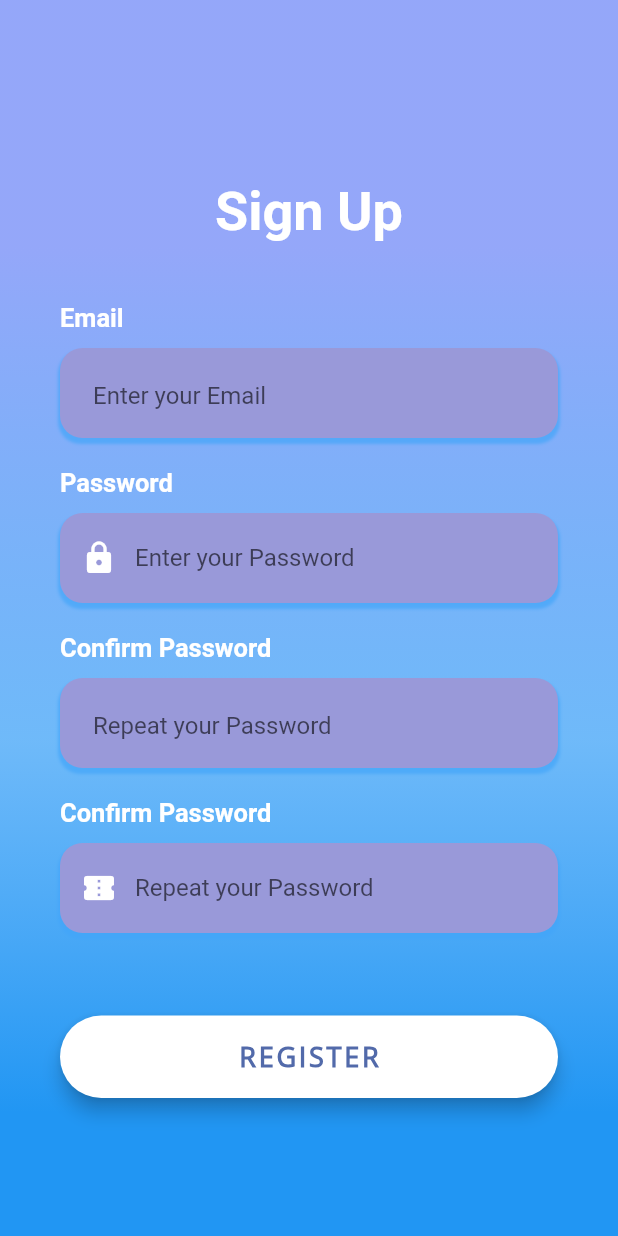
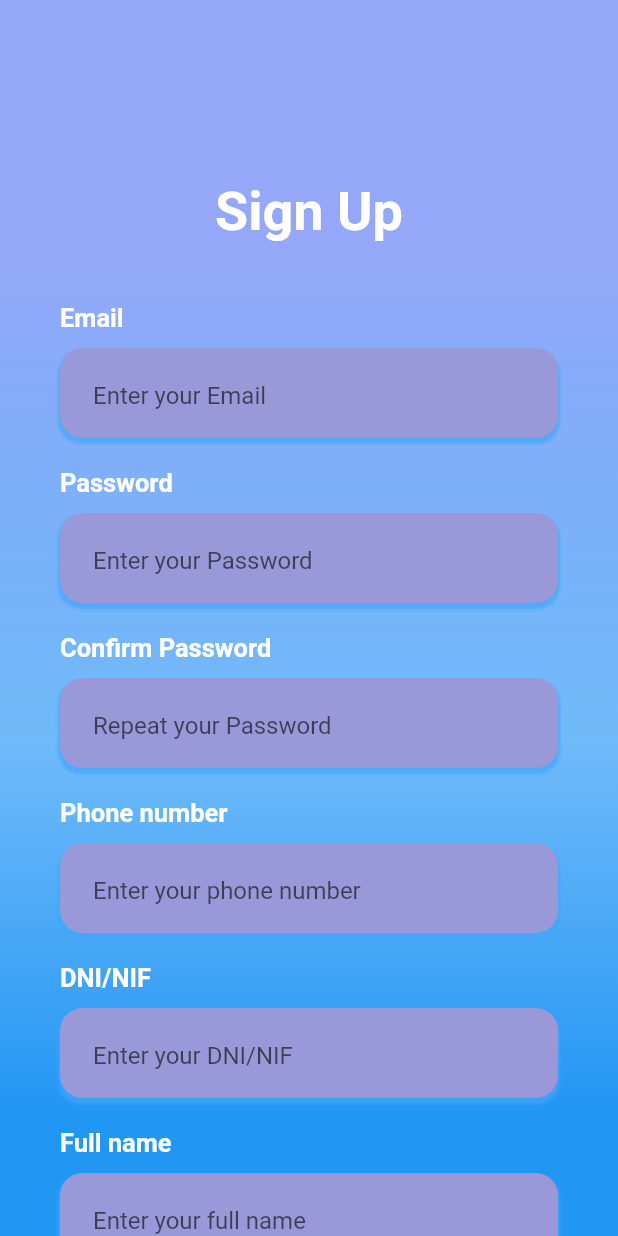
Before and after one commit to alerome99/TFG-RiesgosLaborales, a Flutter app: the Registro screen opened by its route, on a phone screen of 412 x 824 dp. Run offline on Flutter 3.47's test engine with Material 2 defaults, Android fonts, the phone set to English and light mode, and no system bars; our stand-ins replace cloud_firestore, firebase_auth, firebase_core, google_sign_in; accounts and stored records are empty; Roboto replaces fonts that are missing (Recursive).

Commit message:
Finalizada vista de registro

```diff
--- a/lib/pantallas/login.dart
+++ b/lib/pantallas/login.dart
@@ -260,7 +260,7 @@ class _LoginState extends State<Login> {
   }
 
   void _signInWithEmailAndPassword() async {
-    Usuario u = new Usuario(_emailController.text, _passwordController.text); //RELLENAR
+    Usuario u = new Usuario(_emailController.text, _passwordController.text, null, null, null);
     Db database = new Db();
     try {
 
--- a/lib/pantallas/registro.dart
+++ b/lib/pantallas/registro.dart
@@ -4,6 +4,8 @@ import 'package:flutter/gestures.dart';
 import 'package:flutter/material.dart';
 import 'package:flutter/services.dart';
 
+import '../db.dart';
+import '../user.dart';
 import 'principal.dart';
 
 class Registro extends StatefulWidget {
@@ -13,12 +15,14 @@ class Registro extends StatefulWidget {
 
 class _RegisterState extends State<Registro> {
   //String _prueba; -> Funciona
-  final FirebaseAuth _auth = FirebaseAuth.instance;
+  final GlobalKey<ScaffoldState> _scaffoldKey = GlobalKey<ScaffoldState>();
   final TextEditingController _emailController = TextEditingController();
   final TextEditingController _passwordController = TextEditingController();
+  final TextEditingController _passwordRepeatController = TextEditingController();
+  final TextEditingController _phoneController = TextEditingController();
+  final TextEditingController _dniController = TextEditingController();
+  final TextEditingController _nameController = TextEditingController();
 
-  bool _isSuccess;
-  String _userEmail;
   @override
   void dispose() {
     _emailController.dispose();
@@ -93,7 +97,6 @@ class _RegisterState extends State<Registro> {
   }
 
   Widget buildButton() {
-    Firebase.initializeApp();
     return Container(
       padding: EdgeInsets.symmetric(vertical: 25.0),
       width: double.infinity,
@@ -163,11 +166,11 @@ class _RegisterState extends State<Registro> {
             style: TextStyle(color: Colors.white),
             decoration: InputDecoration(
               border: InputBorder.none,
-              contentPadding: EdgeInsets.only(top: 14.0),
-              prefixIcon: Icon(
-                Icons.lock,
-                color: Colors.white,
-              ),
+              contentPadding: EdgeInsets.only(top: 3.0, left: 20.0),
+              //prefixIcon: Icon(
+                //Icons.lock,
+                //color: Colors.white,
+              //),
               hintText: 'Enter your Password',
             ),
             validator: (String value) {
@@ -201,7 +204,8 @@ class _RegisterState extends State<Registro> {
           alignment: Alignment.centerLeft,
           decoration: myBoxDecoration(),
           height: 60.0,
-          child: TextField(
+          child: TextFormField(
+            controller: _passwordRepeatController,
             obscureText: true,
             style: TextStyle(color: Colors.white),
             decoration: InputDecoration(
@@ -225,7 +229,7 @@ class _RegisterState extends State<Registro> {
       crossAxisAlignment: CrossAxisAlignment.start,
       children: <Widget>[
         Text(
-          'Confirm Password',
+          'Phone number',
           style: TextStyle(
             color: Colors.white,
             fontFamily: 'Recursive',
@@ -238,18 +242,111 @@ class _RegisterState extends State<Registro> {
           alignment: Alignment.centerLeft,
           decoration: myBoxDecoration(),
           height: 60.0,
-          child: TextField(
-            obscureText: true,
+          child: TextFormField(
+            controller: _phoneController,
+            keyboardType: TextInputType.emailAddress,
             style: TextStyle(color: Colors.white),
             decoration: InputDecoration(
               border: InputBorder.none,
-              contentPadding: EdgeInsets.only(top: 14.0),
-              prefixIcon: Icon(
-                Icons.confirmation_number,
+              contentPadding: EdgeInsets.only(top: 3.0, left: 20.0),
+              //prefixIcon: Icon(
+              //Icons.email,
+              //color: Colors.white,
+              //),
+              hintText: 'Enter your phone number',
+            ),
+            validator: (String value) {
+              if (value.isEmpty) {
+                return 'Please enter some text';
+              }
+              return null;
+            },
+          ),
+        ),
+      ],
+    );
+  }
+
+  Widget buildDni() {
+    return Column(
+      crossAxisAlignment: CrossAxisAlignment.start,
+      children: <Widget>[
+        Text(
+          'DNI/NIF',
+          style: TextStyle(
             color: Colors.white,
+            fontFamily: 'Recursive',
+            fontSize: 17.0,
+            fontWeight: FontWeight.bold,
           ),
-              hintText: 'Repeat your Password',
         ),
+        SizedBox(height: 10.0),
+        Container(
+          alignment: Alignment.centerLeft,
+          decoration: myBoxDecoration(),
+          height: 60.0,
+          child: TextFormField(
+            controller: _dniController,
+            keyboardType: TextInputType.emailAddress,
+            style: TextStyle(color: Colors.white),
+            decoration: InputDecoration(
+              border: InputBorder.none,
+              contentPadding: EdgeInsets.only(top: 3.0, left: 20.0),
+              //prefixIcon: Icon(
+              //Icons.email,
+              //color: Colors.white,
+              //),
+              hintText: 'Enter your DNI/NIF',
+            ),
+            validator: (String value) {
+              if (value.isEmpty) {
+                return 'Please enter some text';
+              }
+              return null;
+            },
+          ),
+        ),
+      ],
+    );
+  }
+
+  Widget buildName() {
+    return Column(
+      crossAxisAlignment: CrossAxisAlignment.start,
+      children: <Widget>[
+        Text(
+          'Full name',
+          style: TextStyle(
+            color: Colors.white,
+            fontFamily: 'Recursive',
+            fontSize: 17.0,
+            fontWeight: FontWeight.bold,
+          ),
+        ),
+        SizedBox(height: 10.0),
+        Container(
+          alignment: Alignment.centerLeft,
+          decoration: myBoxDecoration(),
+          height: 60.0,
+          child: TextFormField(
+            controller: _nameController,
+            keyboardType: TextInputType.emailAddress,
+            style: TextStyle(color: Colors.white),
+            decoration: InputDecoration(
+              border: InputBorder.none,
+              contentPadding: EdgeInsets.only(top: 3.0, left: 20.0),
+              //prefixIcon: Icon(
+              //Icons.email,
+              //color: Colors.white,
+              //),
+              hintText: 'Enter your full name',
+            ),
+            validator: (String value) {
+              if (value.isEmpty) {
+                return 'Please enter some text';
+              }
+              return null;
+            },
           ),
         ),
       ],
@@ -260,6 +357,7 @@ class _RegisterState extends State<Registro> {
   Widget build(BuildContext context) {
     //_prueba = "hola"; -> Funciona
     return Scaffold(
+      key: _scaffoldKey,
       body: AnnotatedRegion<SystemUiOverlayStyle>(
         value: SystemUiOverlayStyle.light,
         child: GestureDetector(
@@ -313,6 +411,10 @@ class _RegisterState extends State<Registro> {
                       buildPassRepeat(),
                       SizedBox(height: 20.0),
                       buildTlefono(),
+                      SizedBox(height: 20.0),
+                      buildDni(),
+                      SizedBox(height: 20.0),
+                      buildName(),
                       SizedBox(height: 30.0),
                       buildButton(),
                       SizedBox(height: 100.0),
@@ -329,16 +431,21 @@ class _RegisterState extends State<Registro> {
   }
 
   void _registerAccount() async {
-    final User user = (await _auth.createUserWithEmailAndPassword(
-      email: _emailController.text,
-      password: _passwordController.text,
-    ))
-        .user;
-
+    if(_emailController.text=="" || _passwordController.text==""  || _passwordRepeatController.text=="" || _phoneController.text=="" || _dniController.text=="" || _nameController.text==""){
+        _scaffoldKey.currentState.showSnackBar(SnackBar(
+        content: Text("You must fill all the fields"),
+      ));
+      } else {
+        if (_passwordController.text == _passwordRepeatController.text){
+      Usuario u = new Usuario(_emailController.text, _passwordController.text, _phoneController.text, _dniController.text, _nameController.text);
+      Db database = new Db();
+      await database.registrarUsuario(u);
+      User user = database.getCurrentUser();
       if (user != null) {
+        /*
         if (!user.emailVerified) {
           await user.sendEmailVerification();
-      }
+        }*/
         //await user.updateProfile();
         //final user1 = _auth.currentUser;
         Navigator.of(context).pushReplacement(MaterialPageRoute(
@@ -346,8 +453,12 @@ class _RegisterState extends State<Registro> {
                   user: user,
                   //user: user1,
                 )));
+      }
     } else {
-      _isSuccess = false;
+      _scaffoldKey.currentState.showSnackBar(SnackBar(
+        content: Text("Password and repeat password must have the same content"),
+      ));
     }
       }
 }
+}
--- a/lib/user.dart
+++ b/lib/user.dart
@@ -5,10 +5,16 @@ class Usuario {
   String email;
   //String name;
   String pass;
+  String phone;
+  String dni;
+  String nombreCompleto;
 
-  Usuario(String email, String pass){
+  Usuario(String email, String pass, String phone, String dni, String nombreCompleto){
     this.email = email;
+    this.nombreCompleto = nombreCompleto;
     //this.name,
+    this.phone = phone;
+    this.dni = dni;
     this.pass = pass;
   }
 
@@ -16,8 +22,20 @@ class Usuario {
     return email;
   }
 
+  String getNombre(){
+    return nombreCompleto;
+  }
+
   String getPassword(){
     return pass;
+  }
+
+  String getPhone(){
+    return phone;
+  }
+
+  String getDni(){
+    return dni;
   }
 
   /*
```
Also changed, not shown: lib/db.dart (+15 -0 lines). Lines whose indentation alone changed are shown as unchanged.
